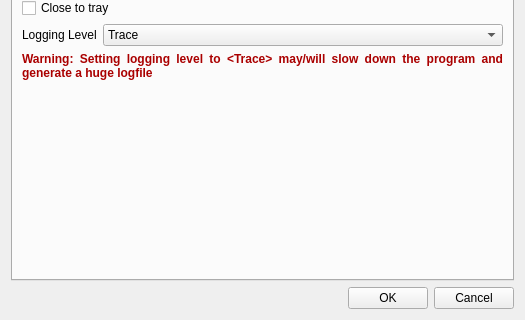
Above: gui/uiconfig.ui from itsr0b0tninja/fourchan-dl-reborn before the change; both pictures show x 0 to 525 and y 154 to 474 of the 525 by 474 pixel window. Below: the same form after it.
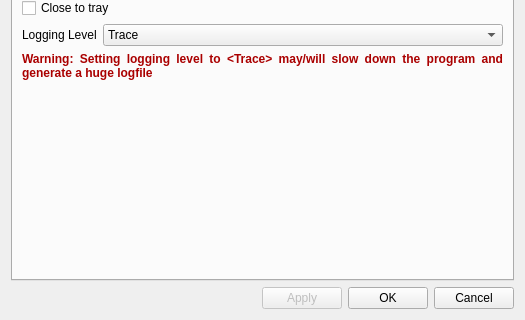
That is the form after the change. Icons and pictures are not drawn.

Commit message: v0.4.2: Fusion Light and Dark themes, Settings Apply and tab persistence

What changed in the file:
```diff
--- a/gui/uiconfig.ui
+++ b/gui/uiconfig.ui
@@ -942,6 +942,23 @@
        </property>
       </spacer>
      </item>
+     <item>
+      <widget class="QPushButton" name="btnApply">
+       <property name="enabled">
+        <bool>false</bool>
+       </property>
+       <property name="toolTip">
+        <string>Save changes without closing Settings</string>
+       </property>
+       <property name="text">
+        <string>Apply</string>
+       </property>
+       <property name="icon">
+        <iconset resource="resources.qrc">
+         <normaloff>:/icons/resources/dialog-ok.png</normaloff>:/icons/resources/dialog-ok.png</iconset>
+       </property>
+      </widget>
+     </item>
      <item>
       <widget class="QPushButton" name="btnAccept">
        <property name="text">
```
The commit also changes 9 other files.
